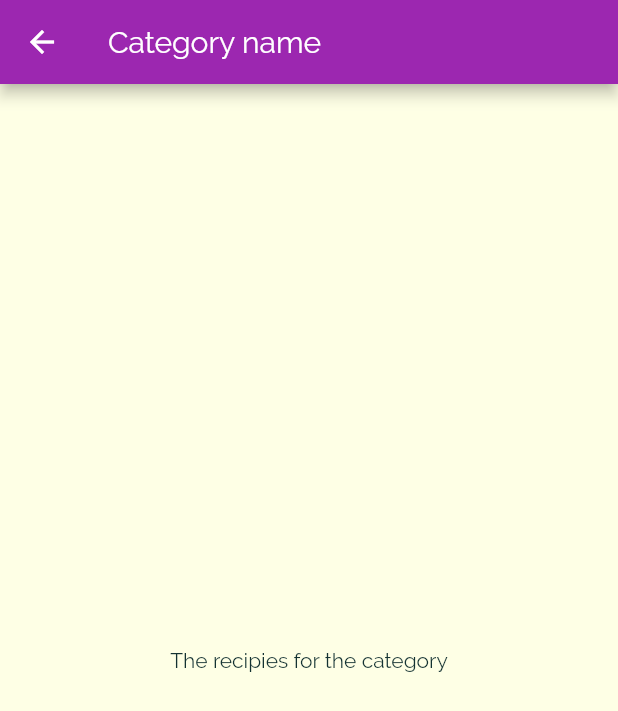
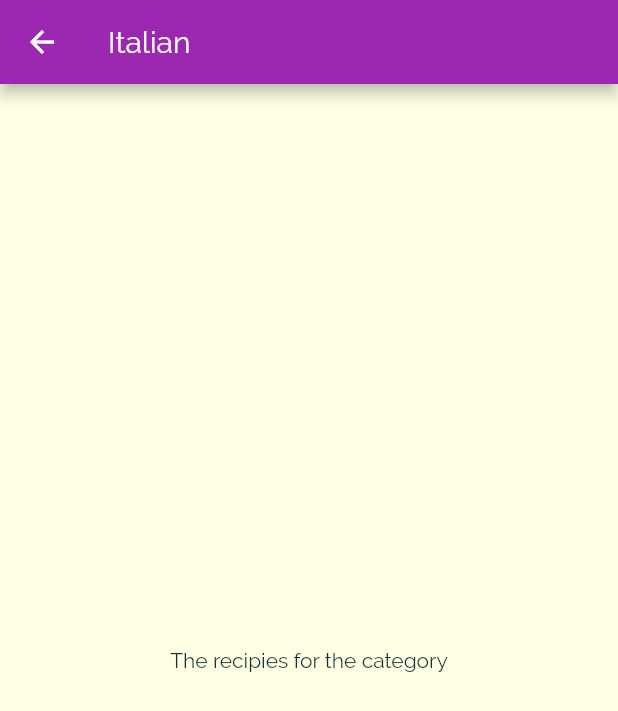
Before and after one commit to HarvsG/meals_app, a Flutter app: the screen it shows after launch, after a tap on "Italian", on a phone screen of 412 x 824 dp. Shown: the top 711 px of the screen. Run offline on Flutter 3.47's test engine with Material 2 defaults, Android fonts, the phone set to English and light mode, and no system bars.

Commit message:
passes data through to screen widget

```diff
--- a/lib/category_item.dart
+++ b/lib/category_item.dart
@@ -3,15 +3,16 @@ import './category_meals_screen.dart';
 //import 'package:meals_app/models/category.dart';
 
 class CategoryItem extends StatelessWidget {
+  final String id;
   final String title;
   final Color color;
 
-  const CategoryItem({this.title, this.color});
+  const CategoryItem({@required this.title, @required this.color, @required this.id});
 
   void _selectCategory(BuildContext ctx) {
     Navigator.of(ctx).push(MaterialPageRoute(
         builder: (_) {
-          return CategoryMealsScreen();
+          return CategoryMealsScreen(categoryId: id,categoryTitle: title,);
         },
         fullscreenDialog: false));
   }
--- a/lib/category_meals_screen.dart
+++ b/lib/category_meals_screen.dart
@@ -1,10 +1,16 @@
 import 'package:flutter/material.dart';
 
 class CategoryMealsScreen extends StatelessWidget {
+  final String categoryId;
+  final String categoryTitle;
+
+  const CategoryMealsScreen({@required this.categoryId,@required this.categoryTitle});
+
+
   @override
   Widget build(BuildContext context) {
     return Scaffold(
-        appBar: AppBar(title: Text('Category name')),
+        appBar: AppBar(title: Text(categoryTitle)),
         body: Center(
           child: Text('The recipies for the category'),
         ));
```
